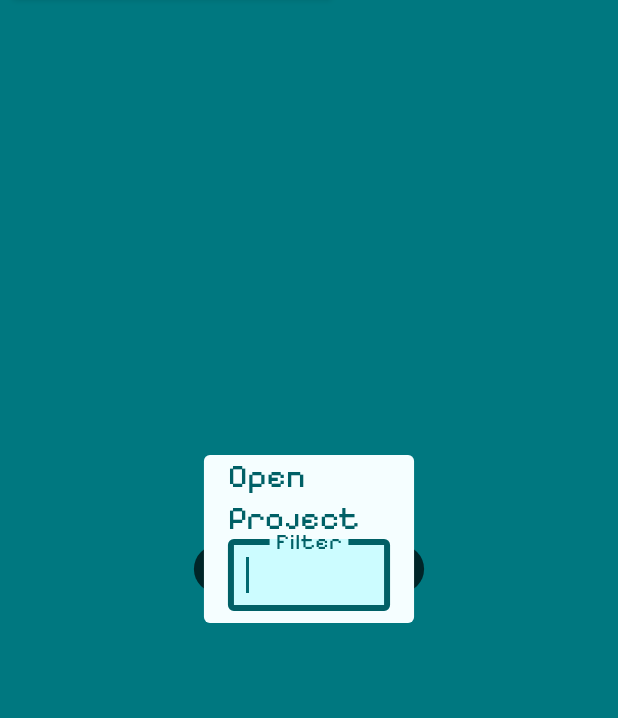
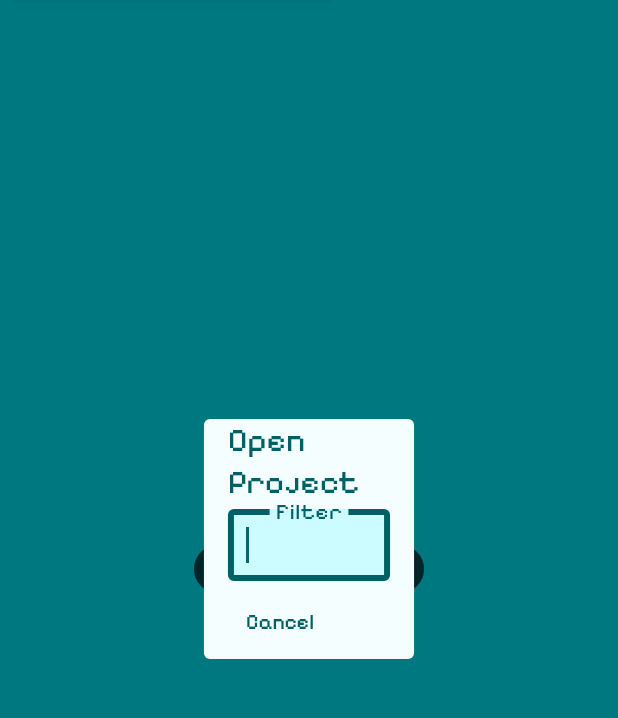
Before and after one commit to mnstrapp/pixeltime, a Flutter app: the screen it shows after launch, after a tap on "Projects", after a tap on "Open", on a phone screen of 412 x 824 dp, the part 79-797 px from its top. Run offline on Flutter 3.47's test engine with Material 3 defaults, Android fonts, the phone set to English and light mode, and no system bars; our stand-ins replace flutter_riverpod, sqflite, sqflite_common_ffi, sqflite_common_ffi_web, timeago, universal_platform; accounts and stored records are empty.

Commit message:
Clear filter and cancel added

```diff
--- a/lib/bitmap_projects/open_overlay.dart
+++ b/lib/bitmap_projects/open_overlay.dart
@@ -78,20 +78,34 @@ class _OpenBitmapProjectOverlayState
           'Open Project',
           style: Theme.of(context).textTheme.titleLarge,
         ),
-        TextFormField(
-          controller: _filterController,
-          focusNode: _filterFocusNode,
-          decoration: InputDecoration(
-            labelText: 'Filter',
-          ),
-          onChanged: (value) => _filterProjects(),
-          onEditingComplete: _filterProjects,
-        ),
-        SingleChildScrollView(
+        Padding(
           padding: EdgeInsets.only(
             top: BaseTheme.borderRadiusSmall,
             bottom: BaseTheme.borderRadiusSmall,
           ),
+          child: TextFormField(
+            controller: _filterController,
+            focusNode: _filterFocusNode,
+            decoration: InputDecoration(
+              labelText: 'Filter',
+              suffixIcon: _filterController.text.isNotEmpty
+                  ? InkWell(
+                      onTap: () {
+                        _filterController.clear();
+                        _filterProjects();
+                      },
+                      child: Icon(
+                        Icons.clear,
+                        size: BaseTheme.iconSizeSmall,
+                      ),
+                    )
+                  : null,
+            ),
+            onChanged: (value) => _filterProjects(),
+            onEditingComplete: _filterProjects,
+          ),
+        ),
+        SingleChildScrollView(
           child: Column(
             mainAxisSize: MainAxisSize.min,
             children: [
@@ -104,6 +118,20 @@ class _OpenBitmapProjectOverlayState
             ],
           ),
         ),
+        Padding(
+          padding: EdgeInsets.only(
+            top: BaseTheme.borderRadiusSmall,
+            bottom: BaseTheme.borderRadiusSmall,
+          ),
+          child: Row(
+            children: [
+              TextButton(
+                onPressed: widget.onCancel,
+                child: Text('Cancel'),
+              ),
+            ],
+          ),
+        ),
       ],
     );
   }
```
